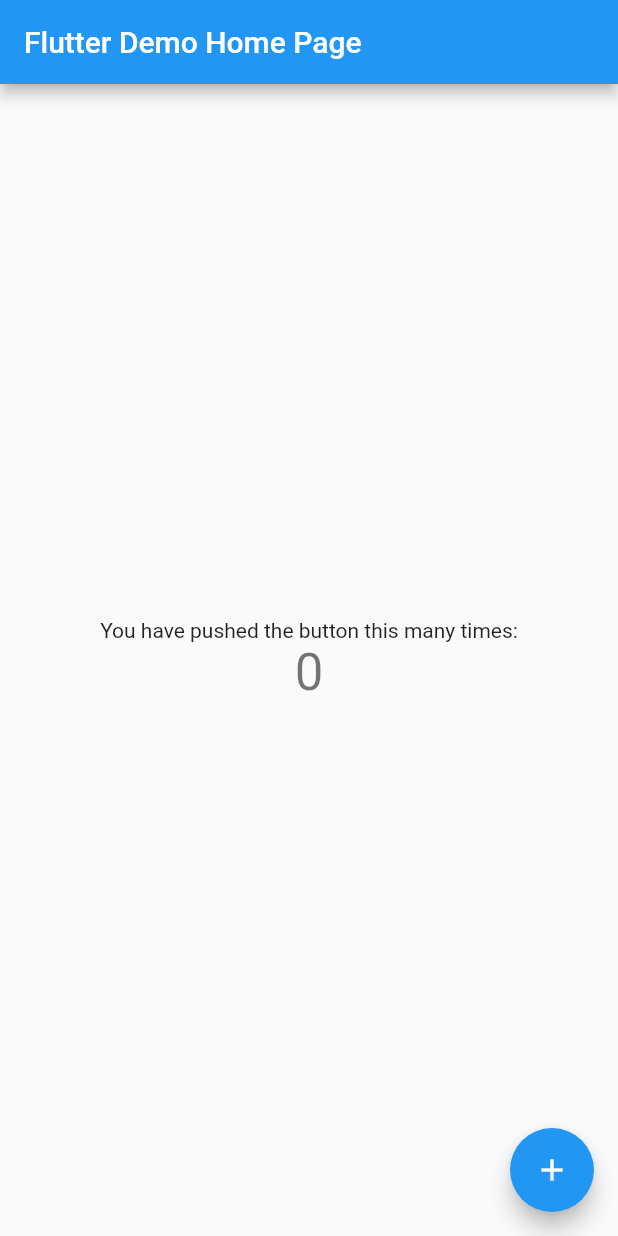
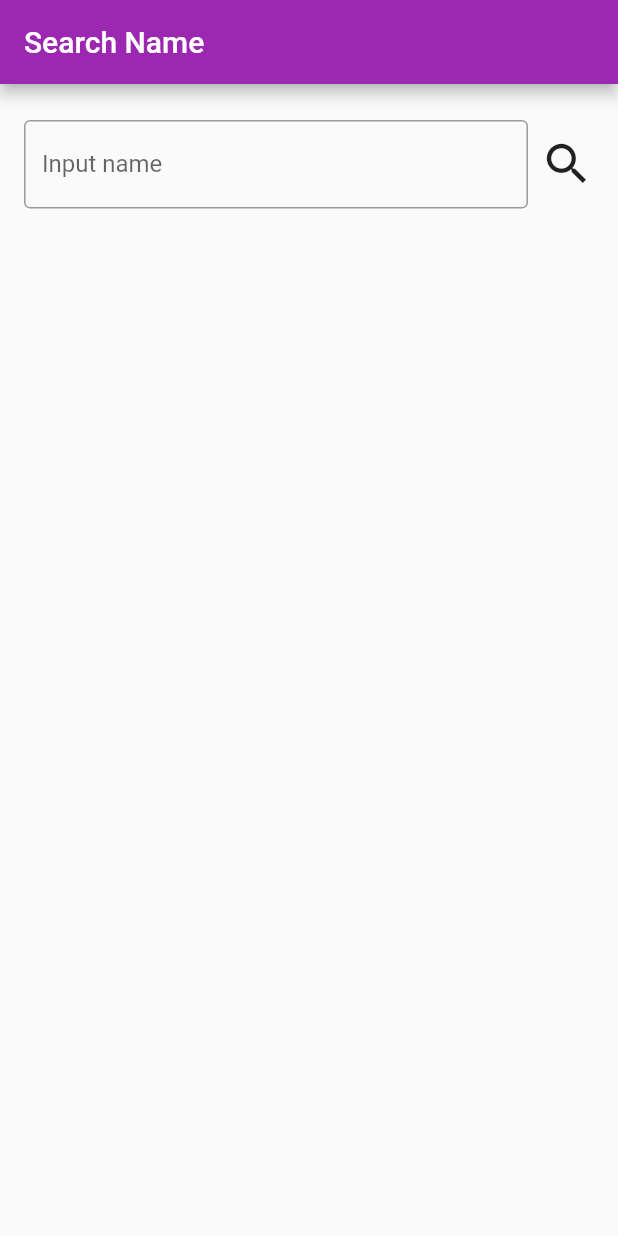
Before and after one commit to MonikaPor/assignment_monika, a Flutter app: the screen it shows after launch, on a phone screen of 412 x 824 dp. Run offline on Flutter 3.47's test engine with Material 2 defaults, Android fonts, the phone set to English and light mode, and no system bars; our stand-ins replace dio, flutter_bloc, loading_indicator.

```diff
--- /dev/null
+++ b/lib/bloc/name_bloc.dart
@@ -0,0 +1,27 @@
+import 'package:assignment_monika/bloc/name_event.dart';
+import 'package:assignment_monika/bloc/name_state.dart';
+import 'package:assignment_monika/repository/repository.dart';
+import 'package:flutter_bloc/flutter_bloc.dart';
+
+class NameBloc extends Bloc<NameEvent, NameState> {
+  final Repository repository = Repository();
+
+  NameBloc() : super(InitialGetNameState()) {
+    on<GetNameEvent>((event, emit) => _getNameEventToState(event, emit));
+  }
+
+  Future<void> _getNameEventToState(
+      GetNameEvent event, Emitter<NameState> emit) async {
+    emit(LoadingNameState());
+    try {
+      var response = await repository.getName(event.inputName);
+      if (response.isNotEmpty) {
+        emit(SuccessGetNameState(nameList: response));
+      } else {
+        emit(EmptyGetNameState());
+      }
+    } catch (e) {
+      emit(ErrorGetNameState());
+    }
+  }
+}
--- /dev/null
+++ b/lib/bloc/name_event.dart
@@ -0,0 +1,7 @@
+abstract class NameEvent {}
+
+class GetNameEvent extends NameEvent {
+  final String inputName;
+
+  GetNameEvent({required this.inputName});
+}
--- /dev/null
+++ b/lib/bloc/name_state.dart
@@ -0,0 +1,19 @@
+import 'package:assignment_monika/model/name_model.dart';
+
+abstract class NameState {}
+
+class InitialGetNameState extends NameState {}
+
+class LoadingNameState extends NameState {}
+
+class SuccessGetNameState extends NameState {
+  final List<NameModel> nameList;
+
+  SuccessGetNameState({required this.nameList});
+
+  List<Object> get props => [nameList];
+}
+
+class EmptyGetNameState extends NameState {}
+
+class ErrorGetNameState extends NameState {}
--- /dev/null
+++ b/lib/helpers/service_constants.dart
@@ -0,0 +1,3 @@
+class ServiceConstants{
+  String baseUrl = 'https://ppv-4z7y7b4hya-as.a.run.app';
+}
--- a/lib/main.dart
+++ b/lib/main.dart
@@ -1,4 +1,7 @@
+import 'package:assignment_monika/bloc/name_bloc.dart';
+import 'package:assignment_monika/ui/search_page.dart';
 import 'package:flutter/material.dart';
+import 'package:flutter_bloc/flutter_bloc.dart';
 
 void main() {
   runApp(const MyApp());
@@ -7,109 +10,22 @@ void main() {
 class MyApp extends StatelessWidget {
   const MyApp({Key? key}) : super(key: key);
 
-  // This widget is the root of your application.
   @override
   Widget build(BuildContext context) {
-    return MaterialApp(
-      title: 'Flutter Demo',
-      theme: ThemeData(
-        // This is the theme of your application.
-        //
-        // Try running your application with "flutter run". You'll see the
-        // application has a blue toolbar. Then, without quitting the app, try
-        // changing the primarySwatch below to Colors.green and then invoke
-        // "hot reload" (press "r" in the console where you ran "flutter run",
-        // or simply save your changes to "hot reload" in a Flutter IDE).
-        // Notice that the counter didn't reset back to zero; the application
-        // is not restarted.
-        primarySwatch: Colors.blue,
+    return MultiBlocProvider(
+      providers: [
+        BlocProvider<NameBloc>(
+          create: (context) => NameBloc(),
+        ),
+      ],
+      child: MaterialApp(
+        debugShowCheckedModeBanner: false,
+        title: 'Flutter Name Search',
+        theme: ThemeData(
+          primarySwatch: Colors.blue,
+        ),
+        home: const SearchPage(),
       ),
-      home: const MyHomePage(title: 'Flutter Demo Home Page'),
     );
   }
 }
-
-class MyHomePage extends StatefulWidget {
-  const MyHomePage({Key? key, required this.title}) : super(key: key);
-
-  // This widget is the home page of your application. It is stateful, meaning
-  // that it has a State object (defined below) that contains fields that affect
-  // how it looks.
-
-  // This class is the configuration for the state. It holds the values (in this
-  // case the title) provided by the parent (in this case the App widget) and
-  // used by the build method of the State. Fields in a Widget subclass are
-  // always marked "final".
-
-  final String title;
-
-  @override
-  State<MyHomePage> createState() => _MyHomePageState();
-}
-
-class _MyHomePageState extends State<MyHomePage> {
-  int _counter = 0;
-
-  void _incrementCounter() {
-    setState(() {
-      // This call to setState tells the Flutter framework that something has
-      // changed in this State, which causes it to rerun the build method below
-      // so that the display can reflect the updated values. If we changed
-      // _counter without calling setState(), then the build method would not be
-      // called again, and so nothing would appear to happen.
-      _counter++;
-    });
-  }
-
-  @override
-  Widget build(BuildContext context) {
-    // This method is rerun every time setState is called, for instance as done
-    // by the _incrementCounter method above.
-    //
-    // The Flutter framework has been optimized to make rerunning build methods
-    // fast, so that you can just rebuild anything that needs updating rather
-    // than having to individually change instances of widgets.
-    return Scaffold(
-      appBar: AppBar(
-        // Here we take the value from the MyHomePage object that was created by
-        // the App.build method, and use it to set our appbar title.
-        title: Text(widget.title),
-      ),
-      body: Center(
-        // Center is a layout widget. It takes a single child and positions it
-        // in the middle of the parent.
-        child: Column(
-          // Column is also a layout widget. It takes a list of children and
-          // arranges them vertically. By default, it sizes itself to fit its
-          // children horizontally, and tries to be as tall as its parent.
-          //
-          // Invoke "debug painting" (press "p" in the console, choose the
-          // "Toggle Debug Paint" action from the Flutter Inspector in Android
-          // Studio, or the "Toggle Debug Paint" command in Visual Studio Code)
-          // to see the wireframe for each widget.
-          //
-          // Column has various properties to control how it sizes itself and
-          // how it positions its children. Here we use mainAxisAlignment to
-          // center the children vertically; the main axis here is the vertical
-          // axis because Columns are vertical (the cross axis would be
-          // horizontal).
-          mainAxisAlignment: MainAxisAlignment.center,
-          children: <Widget>[
-            const Text(
-              'You have pushed the button this many times:',
-            ),
-            Text(
-              '$_counter',
-              style: Theme.of(context).textTheme.headline4,
-            ),
-          ],
-        ),
-      ),
-      floatingActionButton: FloatingActionButton(
-        onPressed: _incrementCounter,
-        tooltip: 'Increment',
-        child: const Icon(Icons.add),
-      ), // This trailing comma makes auto-formatting nicer for build methods.
-    );
-  }
-}
--- /dev/null
+++ b/lib/model/name_model.dart
@@ -0,0 +1,15 @@
+class NameModel {
+  String? name;
+
+  NameModel({this.name});
+
+  NameModel.fromJson(Map<String, dynamic> json) {
+    name = json['name'];
+  }
+
+  Map<String, dynamic> toJson() {
+    final Map<String, dynamic> data = <String, dynamic>{};
+    data['name'] = name;
+    return data;
+  }
+}
--- /dev/null
+++ b/lib/repository/repository.dart
@@ -0,0 +1,10 @@
+import 'package:assignment_monika/model/name_model.dart';
+import 'package:assignment_monika/service/name_service.dart';
+
+class Repository {
+  final NameService _nameService = NameService();
+
+  Future<List<NameModel>> getName(String inputName) async {
+    return await _nameService.getName(inputName: inputName);
+  }
+}
--- /dev/null
+++ b/lib/ui/search_page.dart
@@ -0,0 +1,49 @@
+import 'package:assignment_monika/bloc/name_bloc.dart';
+import 'package:assignment_monika/bloc/name_state.dart';
+import 'package:assignment_monika/ui/widget/empty_state_widget.dart';
+import 'package:assignment_monika/ui/widget/error_state_widget.dart';
+import 'package:assignment_monika/ui/widget/load_widget.dart';
+import 'package:assignment_monika/ui/widget/search_list_widget.dart';
+import 'package:assignment_monika/ui/widget/search_widget.dart';
+import 'package:flutter/material.dart';
+import 'package:flutter_bloc/flutter_bloc.dart';
+
+class SearchPage extends StatefulWidget {
+  const SearchPage({Key? key}) : super(key: key);
+
+  @override
+  State<SearchPage> createState() => _SearchPageState();
+}
+
+class _SearchPageState extends State<SearchPage> {
+  @override
+  Widget build(BuildContext context) {
+    return Scaffold(
+        appBar: AppBar(
+          title: const Text('Search Name'),
+          backgroundColor: Colors.purple,
+          centerTitle: false,
+        ),
+        body: Padding(
+          padding: const EdgeInsets.only(left: 16.0, right: 16.0),
+          child: Column(
+            children: [
+              const SearchWidget(),
+              Expanded(child:
+                  BlocBuilder<NameBloc, NameState>(builder: (context, state) {
+                if (state is LoadingNameState) {
+                  return const LoadWidget();
+                } else if (state is SuccessGetNameState) {
+                  return SearchListWidget(nameList: state.nameList);
+                } else if (state is EmptyGetNameState) {
+                  return const EmptyStateWidget();
+                } else if (state is ErrorGetNameState) {
+                  return const ErrorStateWidget();
+                }
+                return Container();
+              }))
+            ],
+          ),
+        ));
+  }
+}
--- /dev/null
+++ b/lib/ui/widget/search_widget.dart
@@ -0,0 +1,54 @@
+import 'package:assignment_monika/bloc/name_bloc.dart';
+import 'package:assignment_monika/bloc/name_event.dart';
+import 'package:flutter/material.dart';
+import 'package:flutter_bloc/flutter_bloc.dart';
+
+class SearchWidget extends StatefulWidget {
+  const SearchWidget({Key? key}) : super(key: key);
+
+  @override
+  State<SearchWidget> createState() => _SearchWidgetState();
+}
+
+class _SearchWidgetState extends State<SearchWidget> {
+  final _nameController = TextEditingController();
+
+  @override
+  Widget build(BuildContext context) {
+    return Padding(
+      padding: const EdgeInsets.only(top: 24.0, bottom: 16.0),
+      child: Row(
+        children: [
+          Flexible(
+            child: TextField(
+              controller: _nameController,
+              decoration: const InputDecoration(
+                border: OutlineInputBorder(),
+                labelText: 'Input name',
+              ),
+              textInputAction: TextInputAction.search,
+              onSubmitted: (value) {
+                FocusManager.instance.primaryFocus?.unfocus();
+                context
+                    .read<NameBloc>()
+                    .add(GetNameEvent(inputName: _nameController.text));
+              },
+            ),
+          ),
+          Padding(
+            padding: const EdgeInsets.only(left: 8.0),
+            child: InkWell(
+              onTap: () {
+                FocusManager.instance.primaryFocus?.unfocus();
+                context
+                    .read<NameBloc>()
+                    .add(GetNameEvent(inputName: _nameController.text));
+              },
+              child: const Icon(Icons.search, size: 36),
+            ),
+          )
+        ],
+      ),
+    );
+  }
+}
```
Also changed, not shown: lib/service/name_service.dart (added, +13 -0 lines), lib/ui/widget/empty_state_widget.dart (added, +25 -0 lines), lib/ui/widget/error_state_widget.dart (added, +25 -0 lines), lib/ui/widget/load_widget.dart (added, +18 -0 lines), lib/ui/widget/search_list_widget.dart (added, +32 -0 lines), pubspec.yaml (+4 -68 lines), pubspec.lock, 1 other file.
